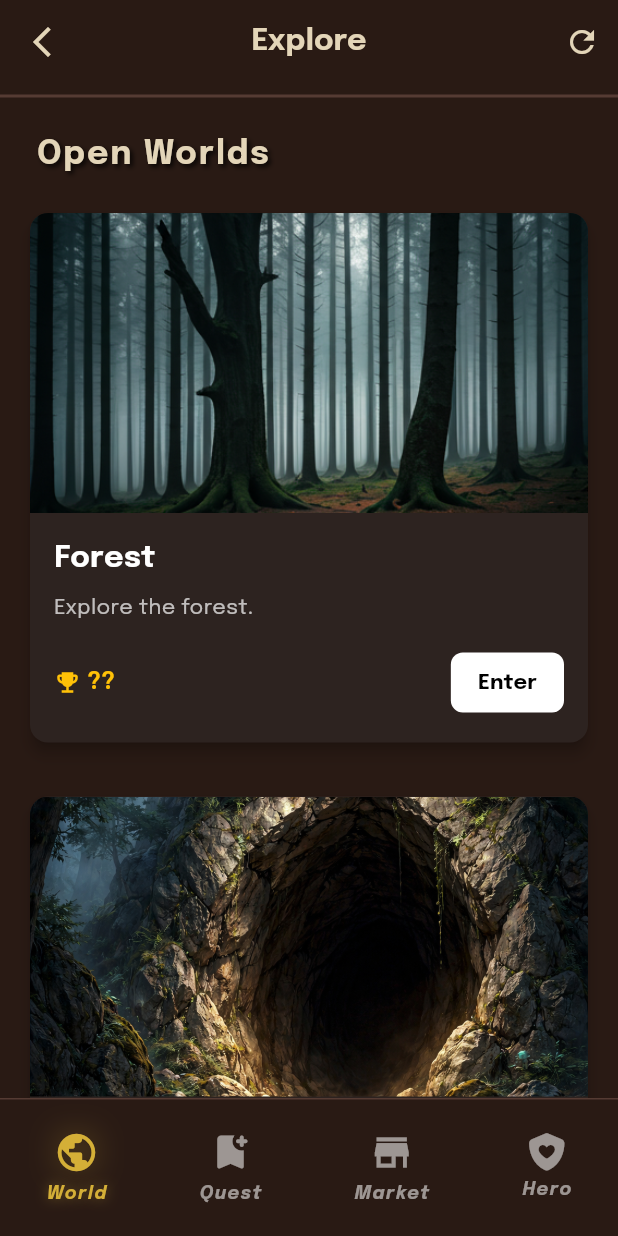
After one commit to Yqzi/AdventureGame, a Flutter app: the QuestCreationPage screen opened directly, on a phone screen of 412 x 824 dp. The commit adds this screen. Run offline on Flutter 3.47's test engine with Material 3 defaults, Android fonts, the phone set to English and light mode, and no system bars; our stand-ins replace dotted_border, equatable, flutter_bloc, flutter_svg, font_awesome_flutter, google_fonts.

Commit message:
world exploration page ui complete 1

```diff
--- a/lib/components/bottom_bar.dart
+++ b/lib/components/bottom_bar.dart
@@ -12,7 +12,7 @@ class CustomBottomBar extends StatelessWidget {
   @override
   Widget build(BuildContext context) {
     List pages = [
-      AppRouter.splash,
+      AppRouter.sanctum,
       AppRouter.guild,
       AppRouter.shop,
       AppRouter.inventory,
--- a/lib/components/cards.dart
+++ b/lib/components/cards.dart
@@ -632,3 +632,118 @@ class PinnedCard extends StatelessWidget {
     );
   }
 }
+
+class SimpleQuestCard extends StatelessWidget {
+  final String title;
+  final String description;
+  final String reward;
+  final String image;
+  final VoidCallback onActionPressed;
+
+  const SimpleQuestCard({
+    super.key,
+    required this.title,
+    required this.description,
+    required this.reward,
+    required this.image,
+    required this.onActionPressed,
+  });
+
+  @override
+  Widget build(BuildContext context) {
+    return Card(
+      shape: RoundedRectangleBorder(borderRadius: BorderRadius.circular(12)),
+      color: const Color(0xFF2D2320),
+      elevation: 4,
+      margin: const EdgeInsets.symmetric(horizontal: 20, vertical: 10),
+      child: Column(
+        crossAxisAlignment: CrossAxisAlignment.start,
+        mainAxisSize: MainAxisSize.min,
+        children: [
+          ClipRRect(
+            borderRadius: const BorderRadius.vertical(top: Radius.circular(12)),
+            child: Image.asset(
+              image,
+              height: 200,
+              width: double.infinity,
+              fit: BoxFit.cover,
+              alignment: const Alignment(0, -0.3),
+              errorBuilder: (context, error, stackTrace) =>
+                  const Icon(Icons.broken_image, color: Colors.grey, size: 40),
+            ),
+          ),
+          Padding(
+            padding: const EdgeInsets.all(16),
+            child: Column(
+              crossAxisAlignment: CrossAxisAlignment.start,
+              children: [
+                Text(
+                  title,
+                  style: GoogleFonts.epilogue(
+                    color: Colors.white,
+                    fontSize: 20,
+                    fontWeight: FontWeight.bold,
+                  ),
+                ),
+                const SizedBox(height: 8),
+                Text(
+                  description,
+                  style: GoogleFonts.epilogue(
+                    color: Colors.white70,
+                    fontSize: 14,
+                  ),
+                ),
+                const SizedBox(height: 16),
+                Row(
+                  mainAxisAlignment: MainAxisAlignment.spaceBetween,
+                  children: [
+                    Row(
+                      children: [
+                        const Icon(
+                          Icons.emoji_events,
+                          color: Colors.amber,
+                          size: 18,
+                        ),
+                        const SizedBox(width: 4),
+                        Text(
+                          reward,
+                          style: GoogleFonts.epilogue(
+                            color: Colors.amber,
+                            fontSize: 16,
+                            fontWeight: FontWeight.w700,
+                          ),
+                        ),
+                      ],
+                    ),
+                    ElevatedButton(
+                      onPressed: onActionPressed,
+                      style: ElevatedButton.styleFrom(
+                        backgroundColor: Colors.white,
+                        foregroundColor: Colors.black,
+                        shape: RoundedRectangleBorder(
+                          borderRadius: BorderRadius.circular(8),
+                        ),
+                        padding: const EdgeInsets.symmetric(
+                          horizontal: 18,
+                          vertical: 8,
+                        ),
+                        elevation: 0,
+                      ),
+                      child: Text(
+                        'Enter',
+                        style: GoogleFonts.epilogue(
+                          fontWeight: FontWeight.bold,
+                          fontSize: 14,
+                        ),
+                      ),
+                    ),
+                  ],
+                ),
+              ],
+            ),
+          ),
+        ],
+      ),
+    );
+  }
+}
--- /dev/null
+++ b/lib/pages/quest_creation_page.dart
@@ -0,0 +1,112 @@
+import 'package:flutter/material.dart';
+import 'package:font_awesome_flutter/font_awesome_flutter.dart';
+import 'package:google_fonts/google_fonts.dart';
+import 'package:tes/components/bottom_bar.dart';
+import 'package:tes/components/cards.dart';
+import 'package:tes/components/top_bar.dart';
+
+class QuestCreationPage extends StatelessWidget {
+  const QuestCreationPage({super.key});
+
+  final List quests = const [
+    {
+      'title': 'Forest',
+      'risk': 'Urgent Request',
+      'description': 'Explore the forest.',
+      'reward': '??',
+      'image': 'assets/images/forest.png',
+    },
+    {
+      'title': 'Cave',
+      'risk': 'Urgent Request',
+      'description': 'Explore the cave.',
+      'reward': '??',
+      'image': 'assets/images/cave.png',
+    },
+    {
+      'title': 'Ruins',
+      'risk': 'Urgent Request',
+      'description': 'Explore the ruins.',
+      'reward': '??',
+      'image': 'assets/images/ruins.png',
+    },
+  ];
+
+  @override
+  Widget build(BuildContext context) {
+    return Scaffold(
+      backgroundColor: const Color.fromARGB(255, 41, 26, 20),
+      appBar: TopBar(
+        title: 'Explore',
+        textStyle: GoogleFonts.epilogue(
+          color: const Color(0xFFE3D5B8), // #e3d5b8
+          fontSize: 20, // text-xl ≈ 20px
+          fontWeight: FontWeight.bold, // font-bold
+          height: 1.25,
+        ),
+        leading: IconButton(
+          icon: const Icon(Icons.arrow_back_ios_new),
+          color: const Color(0xFFE3D5B8),
+          onPressed: () {},
+        ),
+        actions: [
+          IconButton(
+            icon: const Icon(Icons.refresh),
+            color: const Color(0xFFE3D5B8),
+            onPressed: () {},
+          ),
+        ],
+      ),
+      body: Container(
+        padding: const EdgeInsets.only(top: 24),
+        child: Column(
+          crossAxisAlignment: CrossAxisAlignment.start,
+          children: [
+            Padding(
+              padding: const EdgeInsets.symmetric(horizontal: 24),
+              child: Text(
+                "Open Worlds",
+                style: GoogleFonts.epilogue(
+                  color: const Color(0xFFE3D5B8), // text-[#e3d5b8]
+                  fontSize: 22, // text-2xl ≈ 24px
+                  fontWeight: FontWeight.bold, // font-bold
+                  height: 1.25, // leading-tight
+                  letterSpacing: 1.2, // tracking-wide (adjust as needed)
+                  shadows: [
+                    Shadow(
+                      offset: Offset(2, 2), // x=2, y=2
+                      blurRadius: 4, // blur radius
+                      color: Color.fromRGBO(0, 0, 0, 0.8), // rgba(0,0,0,0.8)
+                    ),
+                  ],
+                ),
+              ),
+            ),
+            const SizedBox(height: 16),
+            Expanded(
+              child: Padding(
+                padding: const EdgeInsets.symmetric(horizontal: 0),
+                child: ListView.separated(
+                  itemCount: quests.length,
+                  separatorBuilder: (context, index) =>
+                      const SizedBox(height: 16),
+                  itemBuilder: (context, index) {
+                    final quest = quests[index];
+                    return SimpleQuestCard(
+                      title: quest['title'],
+                      description: quest['description'],
+                      reward: quest['reward'],
+                      onActionPressed: () {},
+                      image: quest['image'],
+                    );
+                  },
+                ),
+              ),
+            ),
+            CustomBottomBar(currentIndex: 0),
+          ],
+        ),
+      ),
+    );
+  }
+}
--- a/lib/pages/sanctum_page.dart
+++ b/lib/pages/sanctum_page.dart
@@ -5,6 +5,7 @@ import 'package:tes/colors.dart';
 import 'package:tes/components/bottom_bar.dart';
 import 'package:tes/components/cards.dart';
 import 'package:tes/components/top_bar.dart';
+import 'package:tes/router.dart';
 
 class SanctumPage extends StatelessWidget {
   const SanctumPage({super.key});
@@ -211,7 +212,11 @@ class _WorldEntranceButton extends StatelessWidget {
 
   @override
   Widget build(BuildContext context) {
-    return Container(
+    return MaterialButton(
+      onPressed: () {
+        Navigator.pushReplacementNamed(context, AppRouter.questCreation);
+      },
+      child: Container(
         height: 210,
         decoration: BoxDecoration(
           shape: BoxShape.circle,
@@ -248,12 +253,13 @@ class _WorldEntranceButton extends StatelessWidget {
             ),
           ),
         ),
+      ),
     );
   }
 }
 
 class _ForgeQuestButton extends StatelessWidget {
-  const _ForgeQuestButton({Key? key}) : super(key: key);
+  const _ForgeQuestButton({super.key});
 
   @override
   Widget build(BuildContext context) {
@@ -262,7 +268,11 @@ class _ForgeQuestButton extends StatelessWidget {
     const Color goldMuted = Color(0xFFD4AF37);
     const double borderRadius = 40.0;
 
-    return Column(
+    return MaterialButton(
+      onPressed: () {
+        Navigator.pushReplacementNamed(context, AppRouter.questCreation);
+      },
+      child: Column(
         children: [
           Stack(
             children: [
@@ -276,7 +286,10 @@ class _ForgeQuestButton extends StatelessWidget {
                     topRight: Radius.circular(borderRadius),
                   ),
                   boxShadow: [
-                  BoxShadow(color: goldMuted.withOpacity(0.2), blurRadius: 32),
+                    BoxShadow(
+                      color: goldMuted.withOpacity(0.2),
+                      blurRadius: 32,
+                    ),
                   ],
                 ),
               ),
@@ -311,7 +324,9 @@ class _ForgeQuestButton extends StatelessWidget {
                         top: 10,
                         child: Opacity(
                           opacity: 0.1,
-                        child: CustomPaint(painter: _RadialDotPatternPainter()),
+                          child: CustomPaint(
+                            painter: _RadialDotPatternPainter(),
+                          ),
                         ),
                       ),
                       // Button content
@@ -355,6 +370,7 @@ class _ForgeQuestButton extends StatelessWidget {
             ],
           ),
         ],
+      ),
     );
   }
 }
--- a/lib/router.dart
+++ b/lib/router.dart
@@ -3,9 +3,9 @@ import 'package:tes/pages/game_page.dart';
 import 'package:tes/pages/guild_page.dart';
 import 'package:tes/pages/inventory_page.dart';
 import 'package:tes/pages/map_page.dart';
+import 'package:tes/pages/quest_creation_page.dart';
 import 'package:tes/pages/sanctum_page.dart';
 import 'package:tes/pages/shop_page.dart';
-import 'package:tes/pages/splash_screen.dart';
 import 'package:tes/pages/start_page.dart';
 
 class AppRouter {
@@ -16,7 +16,7 @@ class AppRouter {
   static const guild = '/guild';
   static const shop = '/shop';
   static const sanctum = '/sanctum';
-  static const splash = '/splash';
+  static const questCreation = '/questCreation';
 
   static Route<dynamic> onGenerateRoute(RouteSettings settings) {
     switch (settings.name) {
@@ -34,8 +34,8 @@ class AppRouter {
         return MaterialPageRoute(builder: (_) => const ShopPage());
       case sanctum:
         return MaterialPageRoute(builder: (_) => const SanctumPage());
-      case splash:
-        return MaterialPageRoute(builder: (_) => const SplashScreen());
+      case questCreation:
+        return MaterialPageRoute(builder: (_) => const QuestCreationPage());
       default:
         return MaterialPageRoute(
           builder: (_) =>
--- a/pubspec.yaml
+++ b/pubspec.yaml
@@ -67,6 +67,9 @@ flutter:
   assets:
     - assets/images/bg/castle.png
     - assets/images/map.png
+    - assets/images/forest.png
+    - assets/images/cave.png
+    - assets/images/ruins.png
     - assets/icons/flower.svg
   #   - images/a_dot_ham.jpeg
 
```
Also changed, not shown: assets/images/cave.png (added), assets/images/forest.png (added), assets/images/ruins.png (added). Lines whose indentation alone changed are shown as unchanged.
